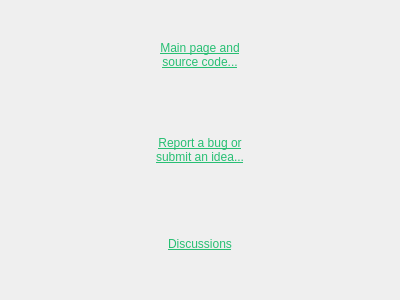
This is src/menu_bar/faq/menubar_faq.ui in Kupofty/OpenSeaNav as Qt 5 draws it before an edit. The edited form follows.
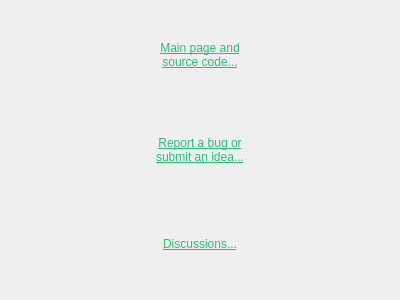
This is the edited form.

Commit message: fix mismatch udp output port in header & gui

The edit to the form file:
```diff
--- a/src/menu_bar/faq/menubar_faq.ui
+++ b/src/menu_bar/faq/menubar_faq.ui
@@ -69,7 +69,7 @@
    <item row="3" column="1">
     <widget class="QLabel" name="label_3">
      <property name="text">
-      <string>&lt;html&gt;&lt;head/&gt;&lt;body&gt;&lt;p&gt;&lt;a href=&quot;https://github.com/Kupofty/OpenSeaNav/discussions&quot;&gt;&lt;span style=&quot; text-decoration: underline; color:#27bf73;&quot;&gt;Discussions&lt;/span&gt;&lt;/a&gt;&lt;/p&gt;&lt;/body&gt;&lt;/html&gt;</string>
+      <string>&lt;html&gt;&lt;head/&gt;&lt;body&gt;&lt;p&gt;&lt;a href=&quot;https://github.com/Kupofty/OpenSeaNav/discussions&quot;&gt;&lt;span style=&quot; text-decoration: underline; color:#27bf73;&quot;&gt;Discussions...&lt;/span&gt;&lt;/a&gt;&lt;/p&gt;&lt;/body&gt;&lt;/html&gt;</string>
      </property>
      <property name="alignment">
       <set>Qt::AlignmentFlag::AlignCenter</set>
```
The commit also changes 2 other files.
